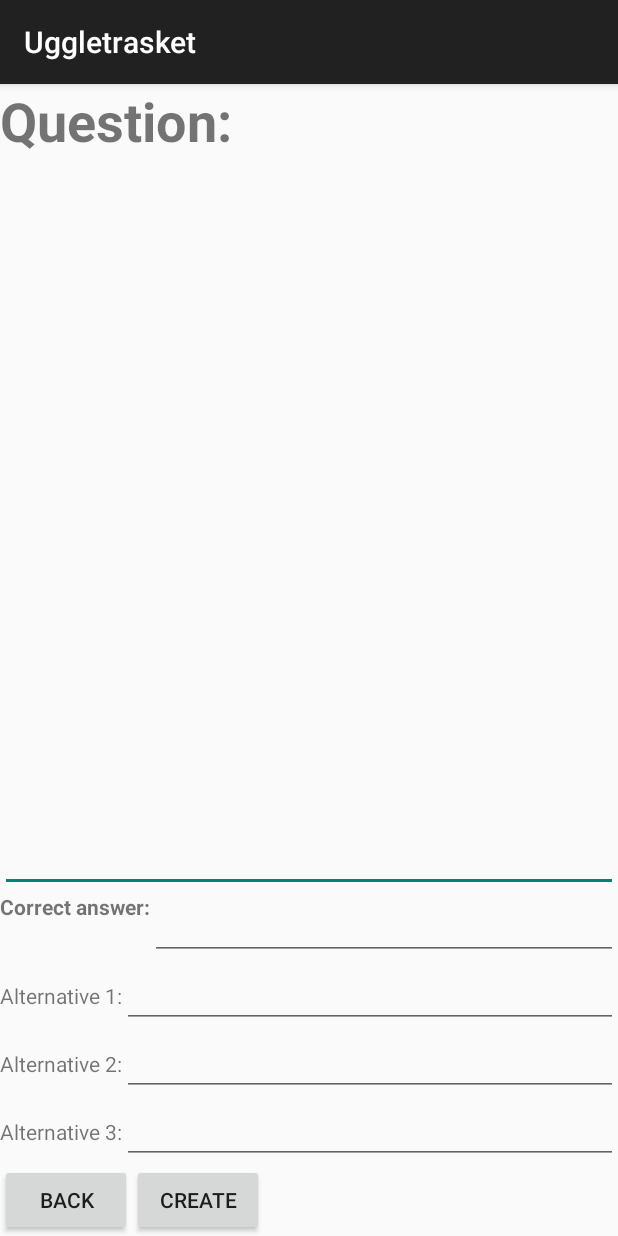
After one commit to Kalasklubben/Uggletrasket, an Android app: the CreateQuestionActivity screen opened directly, with no data from a screen before it, on a phone screen of 412 x 824 dp. The commit adds this screen. Run offline under Robolectric (Android 15) with nearby library versions, the phone set to English and light mode, and no system bars.

Commit message:
Adding the possibility to create question but not save them

```diff
--- a/app/src/main/AndroidManifest.xml
+++ b/app/src/main/AndroidManifest.xml
@@ -21,6 +21,9 @@
 
         <activity android:name=".QuestionActivity"
                   android:label="@string/app_name" />
+
+        <activity android:name=".CreateQuestionActivity"
+                  android:label="@string/app_name" />
     </application>
 
 </manifest>
--- /dev/null
+++ b/app/src/main/java/com/example/johan/uggletrasket/CreateQuestionActivity.java
@@ -0,0 +1,114 @@
+package com.example.johan.uggletrasket;
+
+import android.app.AlertDialog;
+import android.content.DialogInterface;
+import android.content.Intent;
+import android.os.Bundle;
+import android.support.v7.app.ActionBarActivity;
+import android.view.View;
+import android.widget.Button;
+import android.widget.EditText;
+import android.widget.TextView;
+
+/**
+ * Created by David on 01/05/2015.
+ */
+public class CreateQuestionActivity extends ActionBarActivity{
+
+    private Button create, back;
+    private TextView questionTextView,correctTextView,alt1TextView,alt2TextView,alt3TextView;
+    private EditText questionEditText,correctEditText, alt1EditText, alt2EditText, alt3EditText;
+
+    protected void onCreate(Bundle savedInstanceState) {
+        super.onCreate(savedInstanceState);
+        setContentView(R.layout.activity_createquestion);
+
+        //Connect ID to Buttons, TextViews and EditTexts
+        create = (Button) findViewById(R.id.createQuestionButton);
+        back = (Button) findViewById(R.id.backButton);
+
+        questionTextView = (TextView) findViewById(R.id.questionTextView);
+        correctTextView = (TextView) findViewById(R.id.correctTextView);
+        alt1TextView = (TextView) findViewById(R.id.alt1TextView);
+        alt2TextView = (TextView) findViewById(R.id.alt2TextView);
+        alt3TextView = (TextView) findViewById(R.id.alt3TextView);
+
+        questionEditText = (EditText) findViewById(R.id.questionEditText);
+        correctEditText = (EditText) findViewById(R.id.correctEditText);
+        alt1EditText = (EditText) findViewById(R.id.alt1EditText);
+        alt2EditText = (EditText) findViewById(R.id.alt2EditText);
+        alt3EditText = (EditText) findViewById(R.id.alt3EditText);
+
+        //Listener for next button
+        View.OnClickListener list = new View.OnClickListener() {
+            @Override
+            public void onClick(View v) {
+                if(v.getId() == create.getId()){
+                    if(correctQuestion())
+                        saveQuestion();
+                    else
+                        showMessage(getResources().getString(R.string.errorCreateQuestion));
+                }
+                else if (v.getId() == back.getId())
+                    startActivity(new Intent(CreateQuestionActivity.this, MainActivity.class));
+            }
+        };
+
+        create.setOnClickListener(list);
+        back.setOnClickListener(list);
+    }
+
+    private boolean correctQuestion() {
+        //showMessage(questionEditText.getText().toString());
+        //Check that no field is empty
+        if(questionEditText.getText().toString().equals("") || correctEditText.getText().toString().equals("") ||
+            alt1EditText.getText().toString().equals("") || alt2EditText.getText().toString().equals("") ||
+                alt3EditText.getText().toString().equals(""))
+            return false;
+        else
+            return true;
+    }
+
+    private void saveQuestion() {
+            Question newQuestion = new Question();
+
+        try{
+            newQuestion.setQuestion(questionEditText.getText().toString());
+            newQuestion.setAnswer(correctEditText.getText().toString());
+
+            newQuestion.addAlternative(alt1EditText.getText().toString());
+            newQuestion.addAlternative(alt2EditText.getText().toString());
+            newQuestion.addAlternative(alt3EditText.getText().toString());
+
+        }catch (Exception e) {
+            e.printStackTrace();
+        }
+
+        clearDisplay();
+
+        //TODO Save question in some way....
+
+    }
+
+    private void clearDisplay() {
+        questionEditText.setText("");
+        correctEditText.setText("");
+        alt1EditText.setText("");
+        alt2EditText.setText("");
+        alt3EditText.setText("");
+    }
+
+    //Method for showing pop up, for the time being
+    private void showMessage(String message) {
+        AlertDialog alertDialog = new AlertDialog.Builder(CreateQuestionActivity.this).create();
+        alertDialog.setTitle(getResources().getString(R.string.app_name));
+        alertDialog.setMessage(message);
+        alertDialog.setButton(AlertDialog.BUTTON_NEUTRAL, "OK",
+                new DialogInterface.OnClickListener() {
+                    public void onClick(DialogInterface dialog, int which) {
+                        dialog.dismiss();
+                    }
+                });
+        alertDialog.show();
+    }
+}
--- /dev/null
+++ b/app/src/main/res/layout/activity_createquestion.xml
@@ -0,0 +1,119 @@
+<?xml version="1.0" encoding="utf-8"?>
+<LinearLayout xmlns:android="http://schemas.android.com/apk/res/android"
+    android:orientation="vertical" android:layout_width="match_parent"
+    android:layout_height="match_parent">
+
+    <LinearLayout
+        android:layout_width="fill_parent"
+        android:layout_height="fill_parent"
+        android:orientation="vertical">
+
+        <TextView
+            android:id="@+id/questionTextView"
+            android:layout_width="fill_parent"
+            android:layout_height="wrap_content"
+            android:text="Question:"
+            android:textSize="36dp"
+            android:textStyle="bold"/>
+
+        <EditText
+            android:id="@+id/questionEditText"
+            android:layout_width="fill_parent"
+            android:layout_height="wrap_content"
+            android:layout_weight="1"/>
+
+        <LinearLayout
+            android:layout_width="fill_parent"
+            android:layout_height="wrap_content"
+            android:orientation="horizontal">
+
+            <TextView
+                android:id="@+id/correctTextView"
+                android:layout_width="wrap_content"
+                android:layout_height="fill_parent"
+                android:text="Correct answer:"
+                android:textStyle="bold"/>
+
+            <EditText
+                android:id="@+id/correctEditText"
+                android:layout_width="fill_parent"
+                android:layout_height="fill_parent" />
+
+            </LinearLayout>
+
+        <LinearLayout
+            android:layout_width="fill_parent"
+            android:layout_height="wrap_content"
+            android:orientation="horizontal">
+
+            <TextView
+                android:id="@+id/alt1TextView"
+                android:layout_width="wrap_content"
+                android:layout_height="wrap_content"
+                android:text="Alternative 1:"/>
+
+            <EditText
+                android:id="@+id/alt1EditText"
+                android:layout_width="fill_parent"
+                android:layout_height="wrap_content" />
+
+        </LinearLayout>
+
+        <LinearLayout
+            android:layout_width="fill_parent"
+            android:layout_height="wrap_content"
+            android:orientation="horizontal">
+
+            <TextView
+                android:id="@+id/alt2TextView"
+                android:layout_width="wrap_content"
+                android:layout_height="wrap_content"
+                android:text="Alternative 2:"/>
+
+            <EditText
+                android:id="@+id/alt2EditText"
+                android:layout_width="fill_parent"
+                android:layout_height="wrap_content" />
+
+        </LinearLayout>
+
+        <LinearLayout
+            android:layout_width="fill_parent"
+            android:layout_height="wrap_content"
+            android:orientation="horizontal">
+
+            <TextView
+                android:id="@+id/alt3TextView"
+                android:layout_width="wrap_content"
+                android:layout_height="wrap_content"
+                android:text="Alternative 3:"/>
+
+            <EditText
+                android:id="@+id/alt3EditText"
+                android:layout_width="fill_parent"
+                android:layout_height="wrap_content" />
+
+        </LinearLayout>
+
+        <LinearLayout
+            android:layout_width="fill_parent"
+            android:layout_height="wrap_content"
+            android:orientation="horizontal">
+
+            <Button
+                android:id="@+id/backButton"
+                android:layout_width="wrap_content"
+                android:layout_height="wrap_content"
+                android:text="Back"/>
+
+            <Button
+                android:id="@+id/createQuestionButton"
+                android:layout_width="wrap_content"
+                android:layout_height="fill_parent"
+                android:text="Create"/>
+
+        </LinearLayout>
+
+    </LinearLayout>
+
+</LinearLayout>
--- a/app/src/main/res/values/strings.xml
+++ b/app/src/main/res/values/strings.xml
@@ -11,5 +11,6 @@
 
     <string name="getAllCustomers">http://www.ilmkandidat.byethost7.com/getAllCustomers.php"</string>
     <string name="errorDatabase">Could not connect to database!"</string>
+    <string name="errorCreateQuestion">One or some fields are empty!</string>
 
 </resources>
```
Also changed, not shown: app/src/main/java/com/example/johan/uggletrasket/MainActivity.java (+9 -4 lines), app/src/main/java/com/example/johan/uggletrasket/QuestionList.java (added, +49 -0 lines), app/src/main/res/layout/activity_main.xml (+8 -2 lines).
